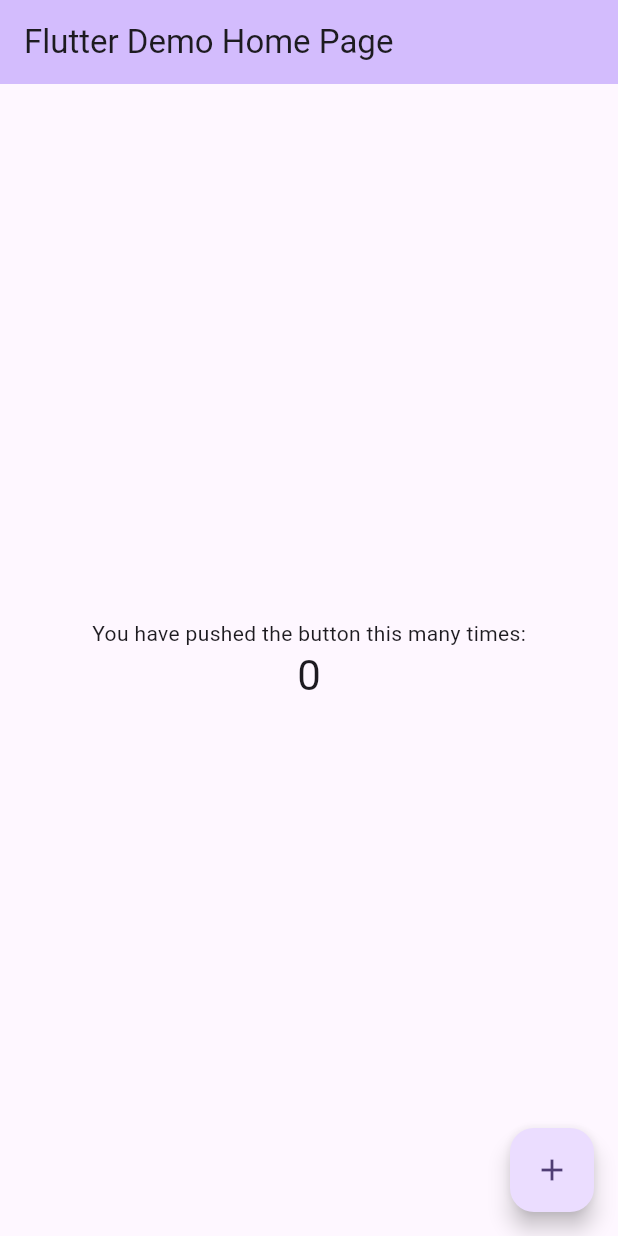
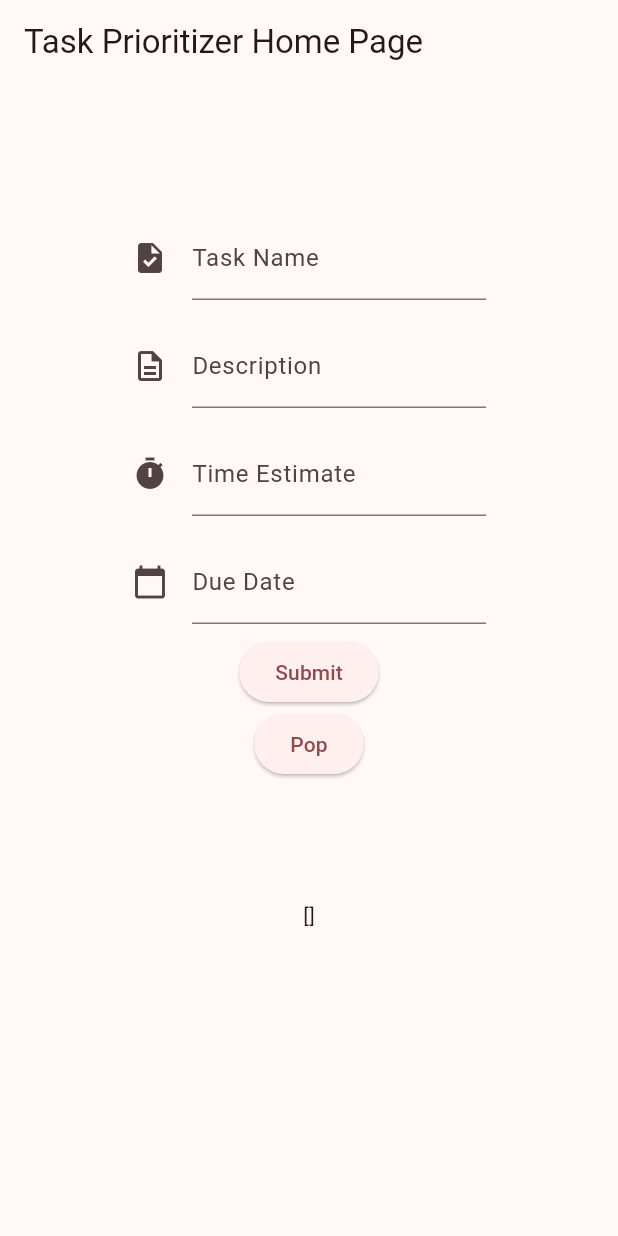
Before and after one commit to NateMcKenzie/task_prioritizer, a Flutter app: the screen it shows after launch, on a phone screen of 412 x 824 dp. Run offline on Flutter 3.47's test engine with Material 2 defaults, Android fonts, the phone set to English and light mode, and no system bars.

Commit message:
create ui to build and pop tasks

```diff
--- a/lib/main.dart
+++ b/lib/main.dart
@@ -1,23 +1,25 @@
 import 'package:flutter/material.dart';
-import 'skew_heap.dart';
+import 'package:flutter/services.dart';
+import 'package:task_prioritizer/skew_heap.dart';
+import 'package:task_prioritizer/task.dart';
 
 void main() {
-  runApp(const MyApp());
+  runApp(const TaskApp());
 }
 
-class MyApp extends StatelessWidget {
-  const MyApp({super.key});
+class TaskApp extends StatelessWidget {
+  const TaskApp({super.key});
 
   // This widget is the root of your application.
   @override
   Widget build(BuildContext context) {
     return MaterialApp(
-      title: 'Flutter Demo',
+      title: 'Task Prioritizer',
       theme: ThemeData(
-        colorScheme: ColorScheme.fromSeed(seedColor: Colors.deepPurple),
+        colorScheme: ColorScheme.fromSeed(seedColor: Colors.red.shade200),
         useMaterial3: true,
       ),
-      home: const MyHomePage(title: 'Flutter Demo Home Page'),
+      home: const MyHomePage(title: 'Task Prioritizer Home Page'),
     );
   }
 }
@@ -32,40 +34,105 @@ class MyHomePage extends StatefulWidget {
 }
 
 class _MyHomePageState extends State<MyHomePage> {
-  int _counter = 0;
-
-  void _incrementCounter() {
-    setState(() {
-      _counter++;
-    });
-  }
+  final TextEditingController _taskNameController = TextEditingController();
+  final TextEditingController _taskDescriptionController = TextEditingController();
+  final TextEditingController _taskTimeEstimateController = TextEditingController();
+  final TextEditingController _taskDueDateController = TextEditingController();
+  final SkewHeap _taskHeap = SkewHeap();
 
   @override
   Widget build(BuildContext context) {
     return Scaffold(
-      appBar: AppBar(
-        backgroundColor: Theme.of(context).colorScheme.inversePrimary,
-        title: Text(widget.title),
-      ),
-      body: Center(
-        child: Column(
-          mainAxisAlignment: MainAxisAlignment.center,
-          children: <Widget>[
-            const Text(
-              'You have pushed the button this many times:',
+        appBar: AppBar(title: Text(widget.title)),
+        body: Column(children: [
+          Form(
+              child: Container(
+            margin: const EdgeInsets.all(80),
+            child: Column(
+              mainAxisAlignment: MainAxisAlignment.start,
+              children: formInputs(),
             ),
-            Text(
-              '$_counter',
-              style: Theme.of(context).textTheme.headlineMedium,
-            ),
-          ],
+          )),
+          taskList(),
+        ]));
+  }
+
+  List<Widget> formInputs() {
+    return [
+      Container(
+        margin: const EdgeInsets.all(8),
+        child: TextFormField(
+          decoration: const InputDecoration(
+            icon: Icon(Icons.task),
+            hintText: 'What is the task?',
+            labelText: 'Task Name',
+          ),
+          controller: _taskNameController,
         ),
       ),
-      floatingActionButton: FloatingActionButton(
-        onPressed: _incrementCounter,
-        tooltip: 'Increment',
-        child: const Icon(Icons.add),
+      Container(
+        margin: const EdgeInsets.all(8),
+        child: TextFormField(
+          decoration: const InputDecoration(
+            icon: Icon(Icons.description_outlined),
+            hintText: 'Any notes about the task',
+            labelText: 'Description',
+          ),
+          controller: _taskDescriptionController,
+        ),
       ),
-    );
+      Container(
+          margin: const EdgeInsets.all(8),
+          child: TextFormField(
+            decoration: const InputDecoration(
+              icon: Icon(Icons.timer),
+              hintText: 'How many hours will it take?',
+              labelText: 'Time Estimate',
+            ),
+            inputFormatters: [FilteringTextInputFormatter.allow(RegExp(r"[0-9.]"))],
+            controller: _taskTimeEstimateController,
+          )),
+      Container(
+        margin: const EdgeInsets.all(8),
+        child: TextFormField(
+          decoration: const InputDecoration(
+            icon: Icon(Icons.calendar_today),
+            hintText: 'mm/dd/yyyy',
+            labelText: 'Due Date',
+          ),
+          controller: _taskDueDateController,
+        ),
+      ),
+      ElevatedButton(
+        onPressed: () {
+          String taskName = _taskNameController.text;
+          String taskDescription = _taskDescriptionController.text;
+          double taskTimeEstimate = double.parse(_taskTimeEstimateController.text);
+          DateTime taskDueDate = DateTime.parse(_taskDueDateController.text);
+          Duration taskTimeDuration = Duration(
+              hours: taskTimeEstimate.toInt(), minutes: int.parse((taskTimeEstimate % 1 * 60).toStringAsFixed(0)));
+          Task test = Task(taskName, taskDescription, taskTimeDuration, taskDueDate, Duration.zero);
+          _taskHeap.insert(test);
+          setState(() {
+            _taskNameController.clear();
+            _taskDescriptionController.clear();
+            _taskTimeEstimateController.clear();
+            _taskDueDateController.clear();
+          });
+        },
+        child: const Text('Submit'),
+      ),
+      ElevatedButton(
+        onPressed: () {
+          Task popped = _taskHeap.pop() as Task;
+          print(popped.toString());
+        },
+        child: const Text('Pop'),
+      ),
+    ];
+  }
+
+  Widget taskList() {
+    return Text(_taskHeap.topThree().toString());
   }
 }
--- a/lib/skew_heap.dart
+++ b/lib/skew_heap.dart
@@ -1,15 +1,15 @@
 class SkewHeap<T extends Comparable> {
-  Node? root;
+  Node<T>? root;
 
   SkewHeap() {
     root = null;
   }
 
-  Comparable<dynamic> pop() {
+  T? pop() {
     if (root == null) {
-      throw Exception('Heap is empty');
+      return null;
     }
-    Comparable<dynamic> value = root!.value;
+    T value = root!.value;
     root = merge(root!.left, root!.right);
     return value;
   }
@@ -23,23 +23,38 @@ class SkewHeap<T extends Comparable> {
     }
   }
 
-  Node? merge(Node? n1, Node? n2) {
+  Node<T>? merge(Node<T>? n1, Node<T>? n2) {
     if (n1 == null) return n2;
     if (n2 == null) return n1;
-    Node small = n2;
-    Node large = n1;
+    Node<T> small = n2;
+    Node<T> large = n1;
     if (n1.compareTo(n2) <= 0) {
       small = n1;
       large = n2;
     }
     small.right = merge(small.right, large);
-    return small.swapChildren();
+    small.swapChildren();
+    return small;
+  }
+
+  List<T?> topThree() {
+    if (root == null) return [];
+    List<T?> topThree = [];
+    while (topThree.length < 3) {
+      topThree.add(pop());
+    }
+    for (int i = 0; i < 3; i++) {
+      if (topThree[i] == null) break;
+      insert(topThree[i]!);
+    }
+
+    return topThree;
   }
 }
 
 class Node<T extends Comparable> implements Comparable {
-  Node? left;
-  Node? right;
+  Node<T>? left;
+  Node<T>? right;
   T value;
 
   Node(this.value);
@@ -49,10 +64,14 @@ class Node<T extends Comparable> implements Comparable {
     return value.compareTo(other.value);
   }
 
-  Node<Comparable>? swapChildren() {
-    Node? temp = left;
+  void swapChildren() {
+    Node<T>? temp = left;
     left = right;
     right = temp;
-    return this;
+  }
+
+  @override
+  String toString() {
+    return value.toString();
   }
 }
--- /dev/null
+++ b/lib/task.dart
@@ -0,0 +1,25 @@
+class Task implements Comparable {
+  Duration requiredEstimate;
+  Duration timeSpent;
+  DateTime dueDate;
+  String name;
+  String description;
+
+  Task(this.name, this.description, this.requiredEstimate, this.dueDate, this.timeSpent);
+
+  //Possibly the trickiest part of this whole thing. Experiment as needed.
+  @override
+  int compareTo(other) {
+    return dueDate.compareTo(other.dueDate);
+  }
+
+  @override
+  String toString() {
+    String returnString = 'Task: $name\n';
+    returnString += ('Description: $description\n');
+    returnString += ('Required Estimate: $requiredEstimate\n');
+    returnString += ('Due Date: $dueDate\n');
+    returnString += ('Time Spent: $timeSpent\n');
+    return returnString;
+  }
+}
```
